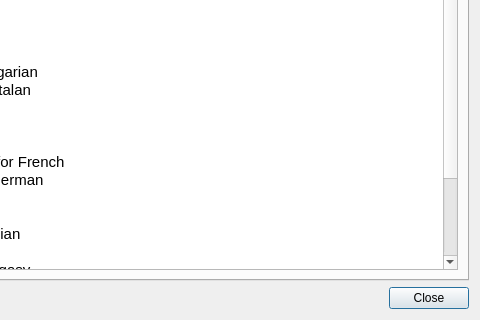
This is resources/forms/preferences.ui in Sankore/Sankore-3.1 as Qt 5 draws it before an edit; both pictures show x 349 to 829 and y 374 to 694 of the 829 by 694 pixel window. The edited form follows.
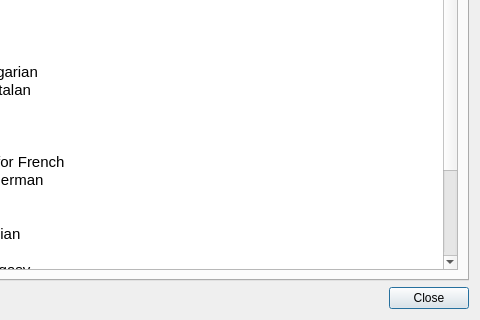
This is the edited form. The open tabs and pages were chosen to show the change.

The edit to the form file:
```diff
--- a/resources/forms/preferences.ui
+++ b/resources/forms/preferences.ui
@@ -3113,7 +3113,7 @@
 &lt;p style=&quot; margin-top:0px; margin-bottom:0px; margin-left:0px; margin-right:0px; -qt-block-indent:0; text-indent:0px;&quot;&gt;&lt;span style=&quot; font-size:11pt;&quot;&gt;        • Christian Oïhénart and François Bocquet for French&lt;/span&gt;&lt;/p&gt;
 &lt;p style=&quot; margin-top:0px; margin-bottom:0px; margin-left:0px; margin-right:0px; -qt-block-indent:0; text-indent:0px;&quot;&gt;&lt;span style=&quot; font-size:11pt;&quot;&gt;        • Hans-Peter Zahno and Klaus Tenner for German&lt;/span&gt;&lt;/p&gt;
 &lt;p style=&quot; margin-top:0px; margin-bottom:0px; margin-left:0px; margin-right:0px; -qt-block-indent:0; text-indent:0px;&quot;&gt;&lt;span style=&quot; font-size:11pt;&quot;&gt;        • Yannis Kaskamanidis for Greek&lt;/span&gt;&lt;/p&gt;
-&lt;p style=&quot; margin-top:0px; margin-bottom:0px; margin-left:0px; margin-right:0px; -qt-block-indent:0; text-indent:0px;&quot;&gt;&lt;span style=&quot; font-size:11pt;&quot;&gt;        • Lalit Mohan for Hindi&lt;/span&gt;&lt;/p&gt;
+&lt;p style=&quot; margin-top:0px; margin-bottom:0px; margin-left:0px; margin-right:0px; -qt-block-indent:0; text-indent:0px;&quot;&gt;&lt;span style=&quot; font-size:11pt;&quot;&gt;        • Lalit Mohan for Hindi&lt;/span&gt;&lt;/p&gt;
 &lt;p style=&quot; margin-top:0px; margin-bottom:0px; margin-left:0px; margin-right:0px; -qt-block-indent:0; text-indent:0px;&quot;&gt;&lt;span style=&quot; font-size:11pt;&quot;&gt;        • Antonello Comi and Marco Menardi for Italian&lt;/span&gt;&lt;/p&gt;
 &lt;p style=&quot; margin-top:0px; margin-bottom:0px; margin-left:0px; margin-right:0px; -qt-block-indent:0; text-indent:0px;&quot;&gt;&lt;span style=&quot; font-size:11pt;&quot;&gt;        • Didier Clerc for Japanese&lt;/span&gt;&lt;/p&gt;
 &lt;p style=&quot; margin-top:0px; margin-bottom:0px; margin-left:0px; margin-right:0px; -qt-block-indent:0; text-indent:0px;&quot;&gt;&lt;span style=&quot; font-size:11pt;&quot;&gt;        • Faraniaina Domoina Rabarijaona for Malagasy&lt;/span&gt;&lt;/p&gt;
@@ -3122,7 +3122,8 @@
 &lt;p style=&quot; margin-top:0px; margin-bottom:0px; margin-left:0px; margin-right:0px; -qt-block-indent:0; text-indent:0px;&quot;&gt;&lt;span style=&quot; font-size:11pt;&quot;&gt;        • Anki Chen for Traditional Chinese&lt;/span&gt;&lt;/p&gt;
 &lt;p style=&quot; margin-top:0px; margin-bottom:0px; margin-left:0px; margin-right:0px; -qt-block-indent:0; text-indent:0px;&quot;&gt;&lt;span style=&quot; font-size:11pt;&quot;&gt;        • Jaroslav Ryník for Slovak&lt;/span&gt;&lt;/p&gt;
 &lt;p style=&quot; margin-top:0px; margin-bottom:0px; margin-left:0px; margin-right:0px; -qt-block-indent:0; text-indent:0px;&quot;&gt;&lt;span style=&quot; font-size:11pt;&quot;&gt;        • Dorian Fuentes and Juan José Gutiérrez Aparicio for Spanish&lt;/span&gt;&lt;/p&gt;
-&lt;p style=&quot; margin-top:0px; margin-bottom:0px; margin-left:0px; margin-right:0px; -qt-block-indent:0; text-indent:0px;&quot;&gt;&lt;span style=&quot; font-size:11pt;&quot;&gt;        • Ferhat Ozkasgarli for Turkish&lt;/span&gt;&lt;/p&gt;&lt;/body&gt;&lt;/html&gt;</string>
+&lt;p style=&quot; margin-top:0px; margin-bottom:0px; margin-left:0px; margin-right:0px; -qt-block-indent:0; text-indent:0px;&quot;&gt;&lt;span style=&quot; font-size:11pt;&quot;&gt;        • Ferhat Ozkasgarli for Turkish&lt;/span&gt;&lt;/p&gt;
+&lt;p style=&quot; margin-top:0px; margin-bottom:0px; margin-left:0px; margin-right:0px; -qt-block-indent:0; text-indent:0px;&quot;&gt;&lt;span style=&quot; font-size:11pt;&quot;&gt;        • Ana Feito and Enrique Fernandez for Galician&lt;/span&gt;&lt;/p&gt;&lt;/body&gt;&lt;/html&gt;</string>
          </property>
         </widget>
        </item>
```
Left out of the diff: 2 changed lines with no effect on the pictures.
